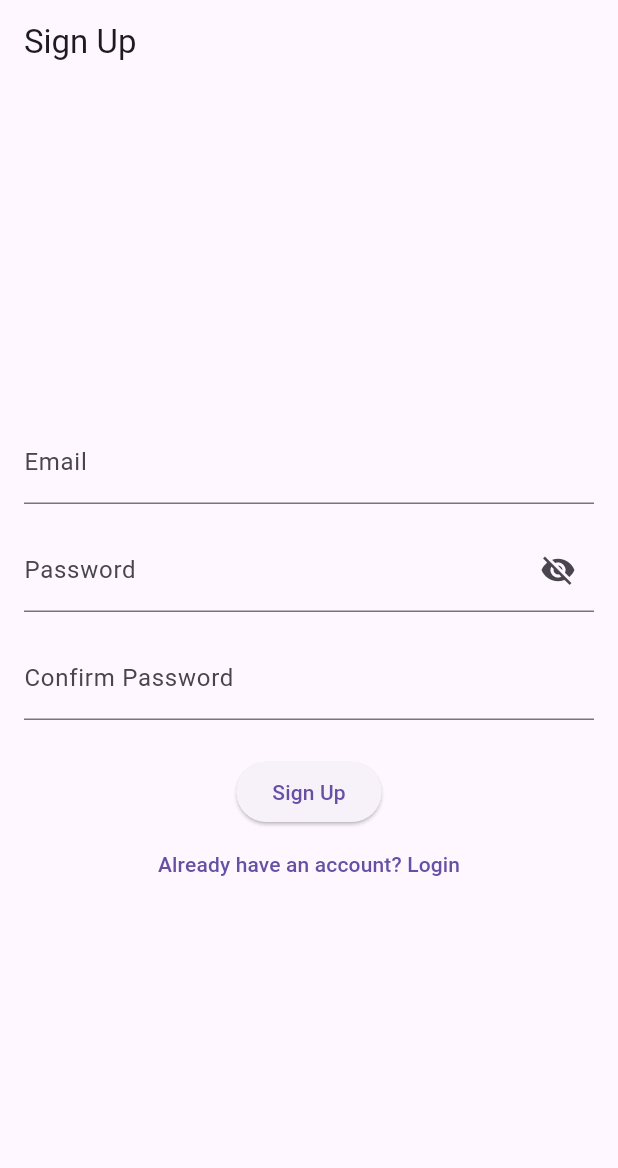
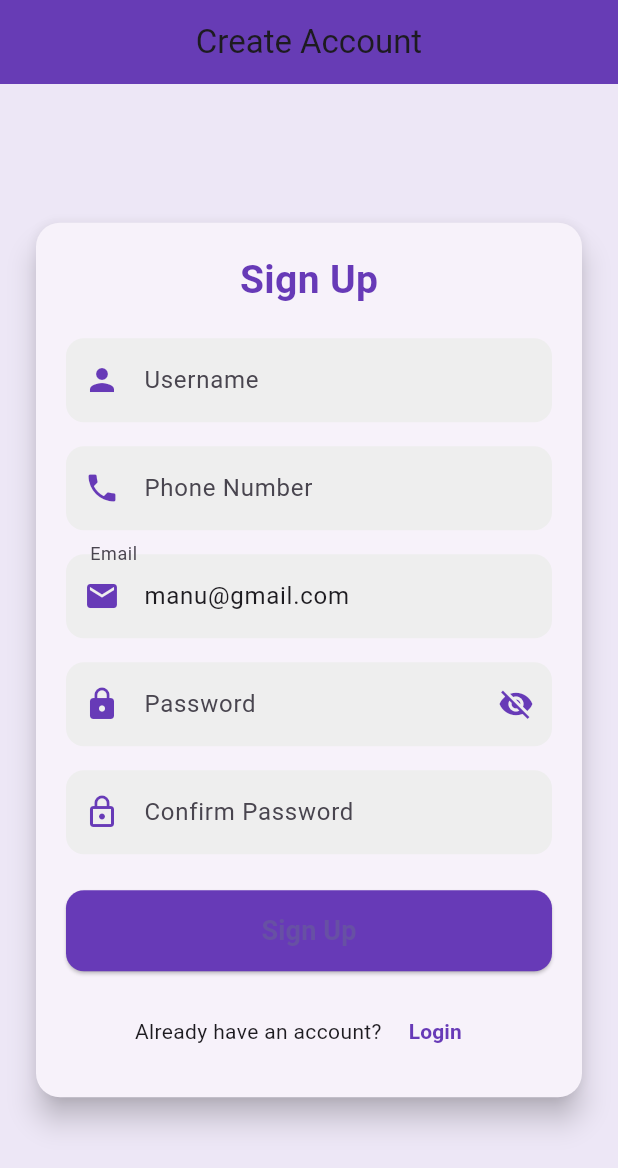
Before and after one commit to Manuvg1907/basic_pages-flutter, a Flutter app: the screen it shows after launch, on a phone screen of 412 x 824 dp. Shown: the top 1168 px of the screen. Run offline on Flutter 3.47's test engine with Material 3 defaults, Android fonts, the phone set to English and light mode, and no system bars.

Commit message:
Update signup_page.dart
 styling done

```diff
--- a/lib/pages/signup_page.dart
+++ b/lib/pages/signup_page.dart
@@ -7,6 +7,8 @@ class SignUpPage extends StatefulWidget {
 
 class _SignUpPageState extends State<SignUpPage> {
   final _formKey = GlobalKey<FormState>();
+  String _username = '';
+  String _phone = '';
   String _email = 'manu@gmail.com';
   String _password = '';
   String _confirmPassword = '';
@@ -17,6 +19,8 @@ class _SignUpPageState extends State<SignUpPage> {
       _formKey.currentState!.save();
       if (_password == _confirmPassword) {
         Navigator.pushReplacementNamed(context, '/login', arguments: {
+          'username': _username,
+          'phone': _phone,
           'email': _email,
           'password': _password,
         });
@@ -28,53 +32,156 @@ class _SignUpPageState extends State<SignUpPage> {
     }
   }
 
+  InputDecoration _inputDecoration(String label, {IconData? icon}) {
+    return InputDecoration(
+      labelText: label,
+      prefixIcon: icon != null ? Icon(icon, color: Colors.deepPurple) : null,
+      filled: true,
+      fillColor: Colors.grey[200],
+      border: OutlineInputBorder(
+        borderRadius: BorderRadius.circular(12),
+        borderSide: BorderSide.none,
+      ),
+    );
+  }
+
   @override
   Widget build(BuildContext context) {
     return Scaffold(
-      appBar: AppBar(title: Text('Sign Up')),
-      body: Padding(
-        padding: const EdgeInsets.all(16.0),
+      backgroundColor: Colors.deepPurple[50],
+      appBar: AppBar(
+        title: Text('Create Account'),
+        backgroundColor: Colors.deepPurple,
+        elevation: 4,
+        centerTitle: true,
+      ),
+      body: Center(
+        child: SingleChildScrollView(
+          padding: const EdgeInsets.all(20.0),
+          child: Card(
+            elevation: 8,
+            shape: RoundedRectangleBorder(borderRadius: BorderRadius.circular(16)),
+            child: Padding(
+              padding: const EdgeInsets.all(20.0),
               child: Form(
                 key: _formKey,
                 child: Column(
-            mainAxisAlignment: MainAxisAlignment.center,
+                  mainAxisSize: MainAxisSize.min,
                   children: [
+                    Text(
+                      "Sign Up",
+                      style: TextStyle(
+                        fontSize: 26,
+                        fontWeight: FontWeight.bold,
+                        color: Colors.deepPurple,
+                      ),
+                    ),
+                    SizedBox(height: 20),
+
+                    // Username
                     TextFormField(
-                decoration: InputDecoration(labelText: 'Email'),
+                      decoration: _inputDecoration('Username', icon: Icons.person),
+                      validator: (value) =>
+                          value!.isEmpty ? 'Enter your username' : null,
+                      onSaved: (value) => _username = value!,
+                    ),
+                    SizedBox(height: 16),
+
+                    // Phone
+                    TextFormField(
+                      decoration: _inputDecoration('Phone Number', icon: Icons.phone),
+                      keyboardType: TextInputType.phone,
+                      validator: (value) =>
+                          value!.length != 10 ? 'Enter a valid 10-digit number' : null,
+                      onSaved: (value) => _phone = value!,
+                    ),
+                    SizedBox(height: 16),
+
+                    // Email
+                    TextFormField(
+                      initialValue: _email,
+                      decoration: _inputDecoration('Email', icon: Icons.email),
                       keyboardType: TextInputType.emailAddress,
-                validator: (value) => value!.isEmpty || !value.contains('@') ? 'Enter a valid email' : null,
+                      validator: (value) => value!.isEmpty || !value.contains('@')
+                          ? 'Enter a valid email'
+                          : null,
                       onSaved: (value) => _email = value!,
                     ),
                     SizedBox(height: 16),
+
+                    // Password
                     TextFormField(
-                decoration: InputDecoration(
-                  labelText: 'Password',
+                      decoration: _inputDecoration('Password', icon: Icons.lock).copyWith(
                         suffixIcon: IconButton(
-                    icon: Icon(_showPassword ? Icons.visibility : Icons.visibility_off),
-                    onPressed: () => setState(() => _showPassword = !_showPassword),
+                          icon: Icon(
+                            _showPassword ? Icons.visibility : Icons.visibility_off,
+                            color: Colors.deepPurple,
+                          ),
+                          onPressed: () =>
+                              setState(() => _showPassword = !_showPassword),
                         ),
                       ),
                       obscureText: !_showPassword,
-                validator: (value) => value!.length < 6 ? 'Password must be at least 6 characters' : null,
+                      validator: (value) => value!.length < 6
+                          ? 'Password must be at least 6 characters'
+                          : null,
                       onSaved: (value) => _password = value!,
                     ),
                     SizedBox(height: 16),
+
+                    // Confirm Password
                     TextFormField(
-                decoration: InputDecoration(labelText: 'Confirm Password'),
+                      decoration: _inputDecoration('Confirm Password', icon: Icons.lock_outline),
                       obscureText: true,
-                validator: (value) => value != _password ? 'Passwords do not match' : null,
+                      validator: (value) =>
+                          value != _password ? 'Passwords do not match' : null,
                       onSaved: (value) => _confirmPassword = value!,
                     ),
                     SizedBox(height: 24),
-              ElevatedButton(
+
+                    // Sign Up Button
+                    SizedBox(
+                      width: double.infinity,
+                      child: ElevatedButton(
                         onPressed: _submit,
-                child: Text('Sign Up'),
+                        style: ElevatedButton.styleFrom(
+                          backgroundColor: Colors.deepPurple,
+                          padding: EdgeInsets.symmetric(vertical: 14),
+                          shape: RoundedRectangleBorder(
+                            borderRadius: BorderRadius.circular(12),
                           ),
+                        ),
+                        child: Text(
+                          'Sign Up',
+                          style: TextStyle(fontSize: 18, fontWeight: FontWeight.bold),
+                        ),
+                      ),
+                    ),
+
+                    SizedBox(height: 16),
+
+                    // Login Redirect
+                    Row(
+                      mainAxisAlignment: MainAxisAlignment.center,
+                      children: [
+                        Text("Already have an account? "),
                         TextButton(
-                onPressed: () => Navigator.pushReplacementNamed(context, '/login'),
-                child: Text('Already have an account? Login'),
+                          onPressed: () =>
+                              Navigator.pushReplacementNamed(context, '/login'),
+                          child: Text(
+                            "Login",
+                            style: TextStyle(
+                              color: Colors.deepPurple,
+                              fontWeight: FontWeight.bold,
                             ),
+                          ),
+                        )
                       ],
+                    )
+                  ],
+                ),
+              ),
+            ),
           ),
         ),
       ),
```
Lines whose indentation alone changed are shown as unchanged.
